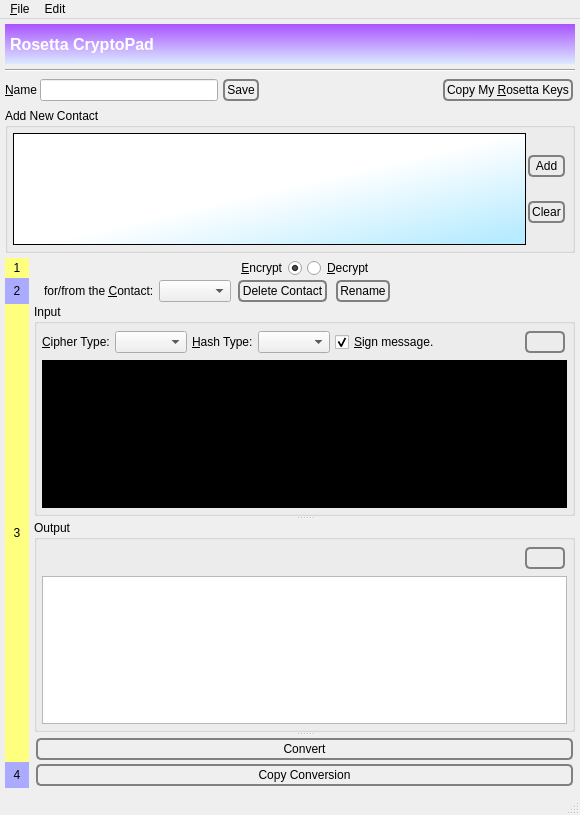
Old version of the form branches/trunk/GoldBug-UI/spot-on-rosetta.ui in the repository textbrowser/spot-on.
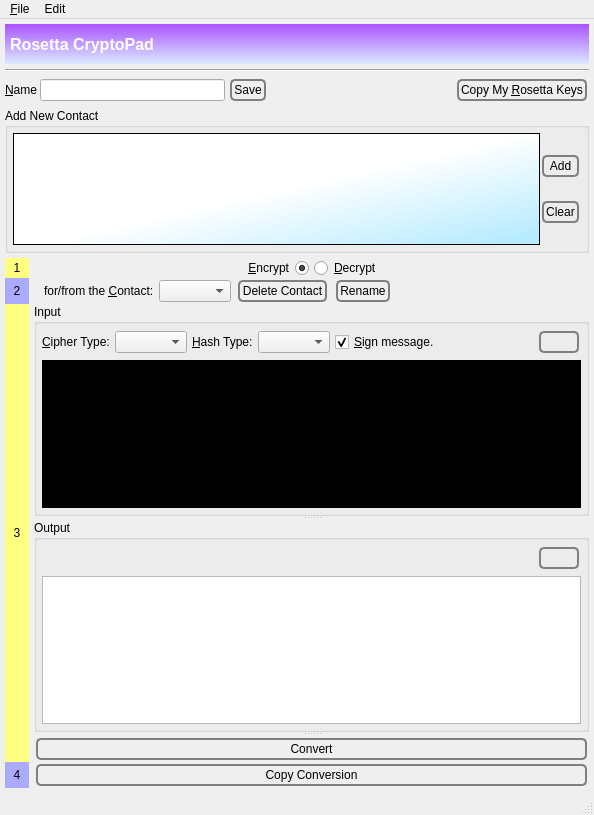
New version of the form. Icons and pictures are not drawn.

Commit message: Check box heights.

```diff
--- a/branches/trunk/GoldBug-UI/spot-on-rosetta.ui
+++ b/branches/trunk/GoldBug-UI/spot-on-rosetta.ui
@@ -6,7 +6,7 @@
    <rect>
     <x>0</x>
     <y>0</y>
-    <width>580</width>
+    <width>594</width>
     <height>815</height>
    </rect>
   </property>
@@ -576,6 +576,12 @@
             </item>
             <item>
              <widget class="QCheckBox" name="sign">
+              <property name="sizePolicy">
+               <sizepolicy hsizetype="Minimum" vsizetype="Preferred">
+                <horstretch>0</horstretch>
+                <verstretch>0</verstretch>
+               </sizepolicy>
+              </property>
               <property name="text">
                <string>&amp;Sign message.</string>
               </property>
@@ -801,8 +807,8 @@
     <rect>
      <x>0</x>
      <y>0</y>
-     <width>580</width>
-     <height>27</height>
+     <width>594</width>
+     <height>24</height>
     </rect>
    </property>
    <widget class="QMenu" name="menu_File">
```
The commit also changes 5 other files.
